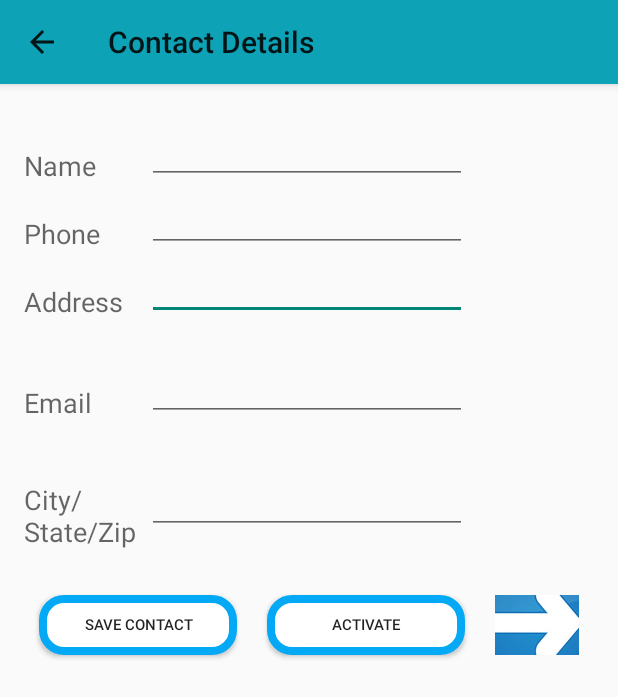
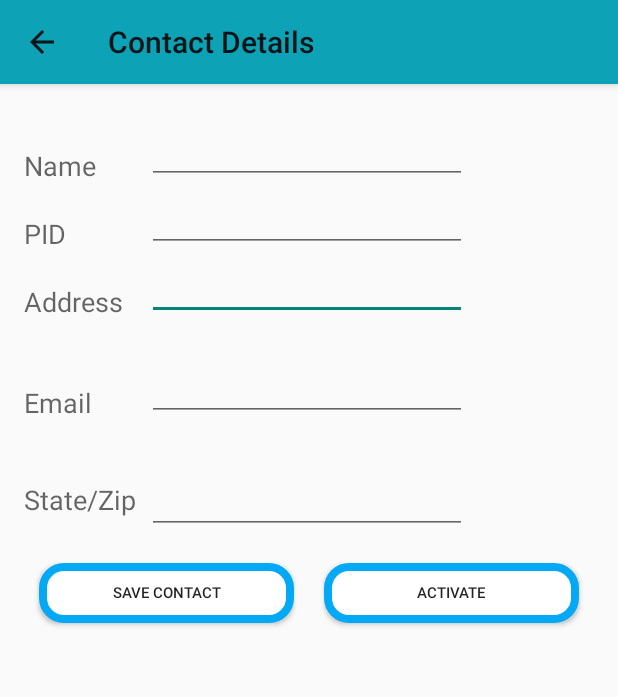
Before and after one commit to cpslabttu/SCC-Health_v1.4, an Android app: the DisplayContact screen opened directly, with no data from a screen before it, on a phone screen of 412 x 824 dp. Shown: the top 697 px of the screen. Run offline under Robolectric (Android 15) with nearby library versions, the phone set to English and light mode, and no system bars.

```diff
--- a/app/src/main/java/app/esarp/SCC_Health/DisplayContact.java
+++ b/app/src/main/java/app/esarp/SCC_Health/DisplayContact.java
@@ -10,7 +10,6 @@ import android.view.Menu;
 import android.view.MenuItem;
 import android.view.View;
 import android.widget.Button;
-import android.widget.ImageButton;
 import android.widget.TextView;
 import android.widget.Toast;
 
@@ -24,10 +23,11 @@ public class DisplayContact extends Activity {
     private ProfileDbHelper mydb ;
 
     TextView name ;
-    TextView phone;
+
     TextView email;
     TextView street;
     TextView place;
+    TextView phone;
     int id_To_Update = 0;
     static final int READ_BLOCK_SIZE = 100;
 
@@ -37,10 +37,11 @@ public class DisplayContact extends Activity {
         super.onCreate(savedInstanceState);
         setContentView(R.layout.activity_display_contact);
         name = (TextView) findViewById(R.id.editTextName);
+
+        street = (TextView) findViewById(R.id.editTextStreet);
+        email = (TextView) findViewById(R.id.editTextEmail);
+        place = (TextView) findViewById(R.id.editTextCity);
         phone = (TextView) findViewById(R.id.editTextPhone);
-        email = (TextView) findViewById(R.id.editTextStreet);
-        street = (TextView) findViewById(R.id.editTextEmail);
-        place = (TextView) findViewById(R.id.editTextCity);
 
 // display contact
 
@@ -57,10 +58,11 @@ public class DisplayContact extends Activity {
                 rs.moveToFirst();
 
                 String nam = rs.getString(rs.getColumnIndex(ProfileDbHelper.CONTACTS_COLUMN_NAME));
-                String phon = rs.getString(rs.getColumnIndex(ProfileDbHelper.CONTACTS_COLUMN_PHONE));
+
                 String emai = rs.getString(rs.getColumnIndex(ProfileDbHelper.CONTACTS_COLUMN_EMAIL));
                 String stree = rs.getString(rs.getColumnIndex(ProfileDbHelper.CONTACTS_COLUMN_STREET));
                 String plac = rs.getString(rs.getColumnIndex(ProfileDbHelper.CONTACTS_COLUMN_CITY));
+                String phon = rs.getString(rs.getColumnIndex(ProfileDbHelper.CONTACTS_COLUMN_PHONE));
 
                 if (!rs.isClosed())  {
                     rs.close();
@@ -74,9 +76,7 @@ public class DisplayContact extends Activity {
                 name.setFocusable(false);
                 name.setClickable(false);
 
-                phone.setText((CharSequence)phon);
-                phone.setFocusable(false);
-                phone.setClickable(false);
+
 
                 email.setText((CharSequence)emai);
                 email.setFocusable(false);
@@ -89,23 +89,12 @@ public class DisplayContact extends Activity {
                 place.setText((CharSequence)plac);
                 place.setFocusable(false);
                 place.setClickable(false);
+
+                phone.setText((CharSequence)phon);
+                phone.setFocusable(false);
+                phone.setClickable(false);
             }
         }
-        // Find the View that shows the navigation button
-        ImageButton backNav = (ImageButton) findViewById(R.id.button3);
-
-        // Set a click listener on that View
-        backNav.setOnClickListener(new View.OnClickListener() {
-            // The code in this method will be executed when the numbers category is clicked on.
-            @Override
-            public void onClick(View view) {
-                // Create a new intent to open the {@link SleepApnea}
-                Intent sleepapneaIntent = new Intent(DisplayContact.this, HomeActivity.class);
-
-                // Start the new activity
-                startActivity(sleepapneaIntent);
-            }
-        });
 
         }
 
@@ -127,6 +116,11 @@ public class DisplayContact extends Activity {
         } catch (Exception e) {
             e.printStackTrace();
         }
+// go back to diagnostic
+        Intent sleepapneaIntent = new Intent(DisplayContact.this, LabActivity.class);
+
+        // Start the new activity
+        startActivity(sleepapneaIntent);
     }
 // navigate to Home
 
@@ -158,10 +152,6 @@ public class DisplayContact extends Activity {
                 name.setFocusableInTouchMode(true);
                 name.setClickable(true);
 
-                phone.setEnabled(true);
-                phone.setFocusableInTouchMode(true);
-                phone.setClickable(true);
-
                 email.setEnabled(true);
                 email.setFocusableInTouchMode(true);
                 email.setClickable(true);
@@ -173,6 +163,10 @@ public class DisplayContact extends Activity {
                 place.setEnabled(true);
                 place.setFocusableInTouchMode(true);
                 place.setClickable(true);
+
+                phone.setEnabled(true);
+                phone.setFocusableInTouchMode(true);
+                phone.setClickable(true);
 
                 return true;
             case R.id.Delete_Contact:
--- a/app/src/main/java/app/esarp/SCC_Health/LabActivity.java
+++ b/app/src/main/java/app/esarp/SCC_Health/LabActivity.java
@@ -45,7 +45,7 @@ public class LabActivity extends Activity {
             public void onClick(View view) {
 
 
-                intent = new Intent(getApplicationContext(), BodyTempActivity.class);
+                intent = new Intent(getApplicationContext(), FluActivity.class);
                 startActivity(intent);
 
             }
--- a/app/src/main/java/app/esarp/SCC_Health/TerminalActivity.java
+++ b/app/src/main/java/app/esarp/SCC_Health/TerminalActivity.java
@@ -86,7 +86,7 @@ public class TerminalActivity extends Activity {
 
 
                 textRead.append(message + "\n");
-               /* Intent i = new Intent(TerminalActivity.this, BodyTempActivity.class);
+               /* Intent i = new Intent(TerminalActivity.this, FluActivity.class);
                 String strName = message;
                 i.putExtra("STRING_I_NEED", strName);
                 startActivity(i);*/
--- a/app/src/main/res/layout/activity_body_temp.xml
+++ b/app/src/main/res/layout/activity_body_temp.xml
@@ -12,7 +12,7 @@
     android:paddingLeft="@dimen/activity_horizontal_margin"
     android:paddingRight="@dimen/activity_horizontal_margin"
     android:paddingTop="@dimen/activity_vertical_margin"
-    tools:context="app.esarp.SCC_Health.BodyTempActivity">
+    tools:context="app.esarp.SCC_Health.FluActivity">
 
     <LinearLayout
         android:layout_width="match_parent"
--- a/app/src/main/res/layout/activity_db_login.xml
+++ b/app/src/main/res/layout/activity_db_login.xml
@@ -20,7 +20,7 @@
             android:layout_width="match_parent"
             android:textAlignment="center"
             android:background="#FA8072"
-            android:text="Admin Previlage Required"
+            android:text="Admin Privilege Required"
             android:gravity="center"
             android:paddingBottom="10dp"/>
 
--- a/app/src/main/res/layout/activity_display_contact.xml
+++ b/app/src/main/res/layout/activity_display_contact.xml
@@ -26,6 +26,27 @@
         </EditText>
 
         <EditText
+            android:id="@+id/editTextPhone"
+            android:layout_width="wrap_content"
+            android:layout_height="wrap_content"
+            android:layout_alignLeft="@+id/editTextStreet"
+            android:layout_below="@+id/editTextName"
+            android:ems="10"
+            android:inputType="phone|text" />
+
+        <EditText
+            android:id="@+id/editTextStreet"
+            android:layout_width="wrap_content"
+            android:layout_height="wrap_content"
+            android:layout_alignLeft="@+id/editTextName"
+            android:layout_below="@+id/editTextPhone"
+            android:ems="10"
+            android:inputType="text" >
+
+            <requestFocus />
+        </EditText>
+
+        <EditText
             android:id="@+id/editTextEmail"
             android:layout_width="wrap_content"
             android:layout_height="wrap_content"
@@ -34,6 +55,16 @@
             android:layout_marginTop="22dp"
             android:ems="10"
             android:inputType="textEmailAddress" />
+
+        <EditText
+            android:id="@+id/editTextCity"
+            android:layout_width="wrap_content"
+            android:layout_height="wrap_content"
+            android:layout_alignRight="@+id/editTextName"
+            android:layout_below="@+id/editTextEmail"
+            android:layout_marginTop="30dp"
+            android:ems="10"
+            android:inputType="text" />
 
         <TextView
             android:id="@+id/textView1"
@@ -73,15 +104,7 @@
             android:text="@string/street"
             android:textAppearance="?android:attr/textAppearanceMedium" />
 
-        <EditText
-            android:id="@+id/editTextCity"
-            android:layout_width="wrap_content"
-            android:layout_height="wrap_content"
-            android:layout_alignRight="@+id/editTextName"
-            android:layout_below="@+id/editTextEmail"
-            android:layout_marginTop="30dp"
-            android:ems="10"
-            android:inputType="text" />
+
 
         <TextView
             android:id="@+id/textView3"
@@ -94,26 +117,9 @@
             android:text="@string/country"
             android:textAppearance="?android:attr/textAppearanceMedium" />
 
-        <EditText
-            android:id="@+id/editTextStreet"
-            android:layout_width="wrap_content"
-            android:layout_height="wrap_content"
-            android:layout_alignLeft="@+id/editTextName"
-            android:layout_below="@+id/editTextPhone"
-            android:ems="10"
-            android:inputType="text" >
 
-            <requestFocus />
-        </EditText>
 
-        <EditText
-            android:id="@+id/editTextPhone"
-            android:layout_width="wrap_content"
-            android:layout_height="wrap_content"
-            android:layout_alignLeft="@+id/editTextStreet"
-            android:layout_below="@+id/editTextName"
-            android:ems="10"
-            android:inputType="phone|text" />
+
 
         <LinearLayout
             android:layout_width="match_parent"
@@ -144,13 +150,13 @@
                 android:text="Activate"
                 android:shape="oval" />
 
-            <ImageButton
+           <!-- <ImageButton
                 android:id="@+id/button3"
                 android:layout_width="56dp"
                 android:layout_height="40dp"
                 android:layout_margin="10dp"
                 android:src="@drawable/nav"
-                android:background="@drawable/button" />
+                android:background="@drawable/button" />-->
 
         </LinearLayout>
 
--- a/app/src/main/res/menu/menu_editor.xml
+++ b/app/src/main/res/menu/menu_editor.xml
@@ -14,7 +14,7 @@
 
     <item
         android:id="@+id/action_share"
-        android:title="Show Chart"
+        android:title="Share with SCC"
         app:showAsAction="never" />
 
     <item
--- a/app/src/main/res/values/strings.xml
+++ b/app/src/main/res/values/strings.xml
@@ -22,11 +22,11 @@
     <string name="category_lab">Diagnostic </string>
 
     <!-- Category name for the vocabulary words for family members [CHAR LIMIT=20] -->
-    <string name="category_profile">Profile</string>
+    <string name="category_profile">Subject Profiles</string>
     <!-- Category name for the vocabulary words for numbers [CHAR LIMIT=20] -->
     <string name="category_bluetooth">Bluetooth</string>
 
-    <string name="category_wifi">Wi-Fi</string>
+    <string name="category_wifi">Manual Cloud Sharing</string>
     <string name="category_setting">Settings</string>
     <string name="action_settings">Settings</string>
     <string name="desc">Step Count</string>
@@ -162,10 +162,10 @@
     <string name="delete">Delete Contact</string>
     <string name="title_activity_display_contact">DisplayContact</string>
     <string name="name">Name</string>
-    <string name="phone">Phone</string>
+    <string name="phone">PID</string>
     <string name="email">Email</string>
     <string name="street">Address</string>
-    <string name="country">City/State/Zip</string>
+    <string name="country">State/Zip</string>
     <string name="save">Save Contact</string>
     <string name="deleteContact">Are you sure, you want to delete it.</string>
     <string name="yes">Yes</string>
```
Also changed, not shown: app/src/main/AndroidManifest.xml (+5 -4 lines), app/src/main/java/app/esarp/SCC_Health/FluActivity.java (renamed from app/src/main/java/app/esarp/SCC_Health/BodyTempActivity.java, +21 -12 lines), app/src/main/java/app/esarp/SCC_Health/LoginActivity.java (+21 -0 lines), app/src/main/java/app/esarp/SCC_Health/SignupActivity.java (+18 -15 lines).
